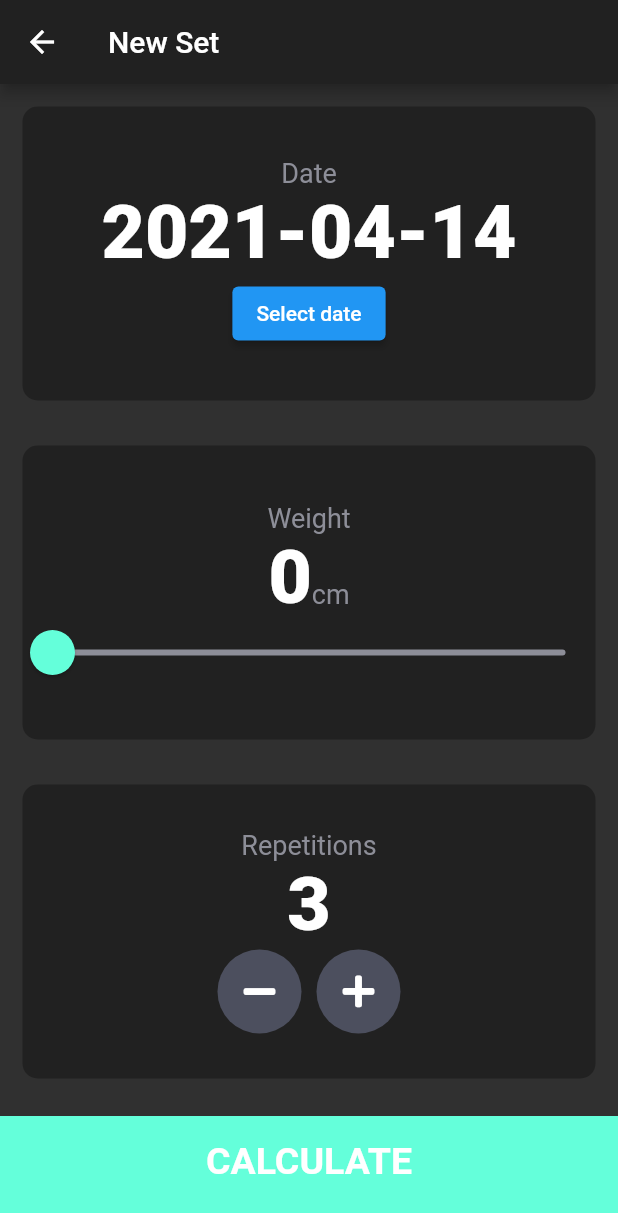
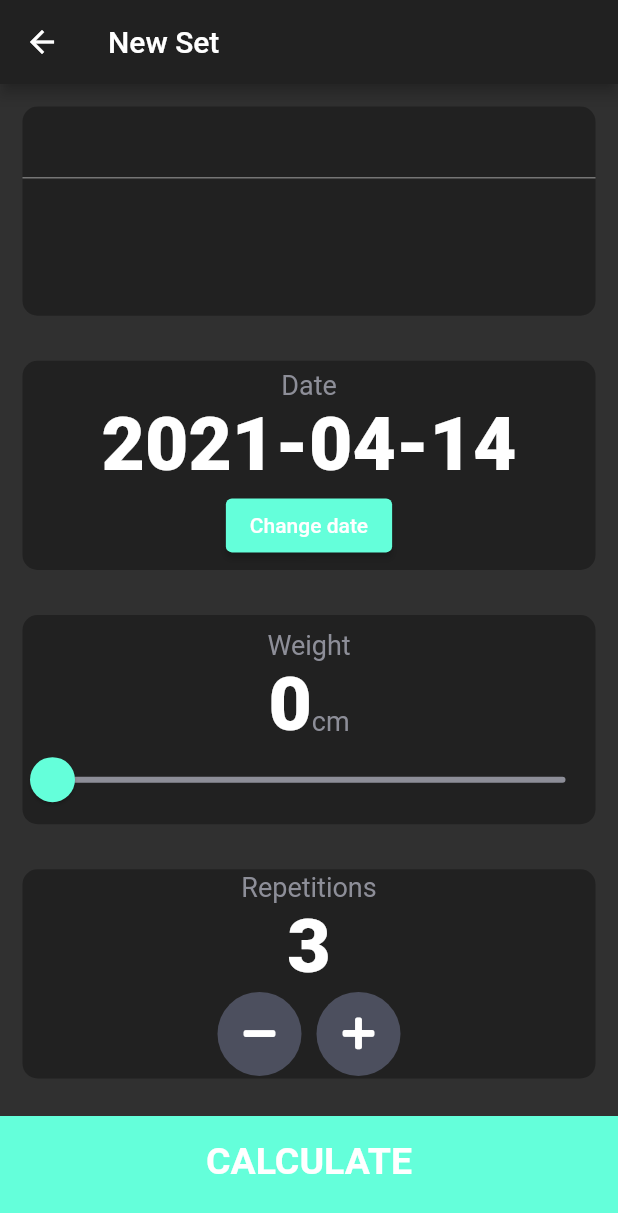
Before and after one commit to CarlHagred/LiftStatus, a Flutter app: the InputPage screen opened directly, on a phone screen of 412 x 824 dp. Shown: the top 1213 px of the screen. Run offline on Flutter 3.47's test engine with Material 2 defaults, Android fonts, the phone set to English and light mode, and no system bars; our stand-ins replace font_awesome_flutter.

Commit message:
ui updates

```diff
--- a/lib/input_page.dart
+++ b/lib/input_page.dart
@@ -39,6 +39,9 @@ class _InputPageState extends State<InputPage> {
         crossAxisAlignment: CrossAxisAlignment.stretch,
         children: [
           Expanded(
+            child: ReuseableCard(kActiveCardColor, TextField()),
+          ),
+          Expanded(
             child: ReuseableCard(
               kActiveCardColor,
               Column(
@@ -52,7 +55,10 @@ class _InputPageState extends State<InputPage> {
                       style: kNumberTextStyle),
                   ElevatedButton(
                     onPressed: () => _selectDate(context),
-                    child: Text('Select date'),
+                    child: Text('Change date'),
+                    style: ElevatedButton.styleFrom(
+                      primary: kButtomButtonColor,
+                    ),
                   ),
                 ],
               ),
```
